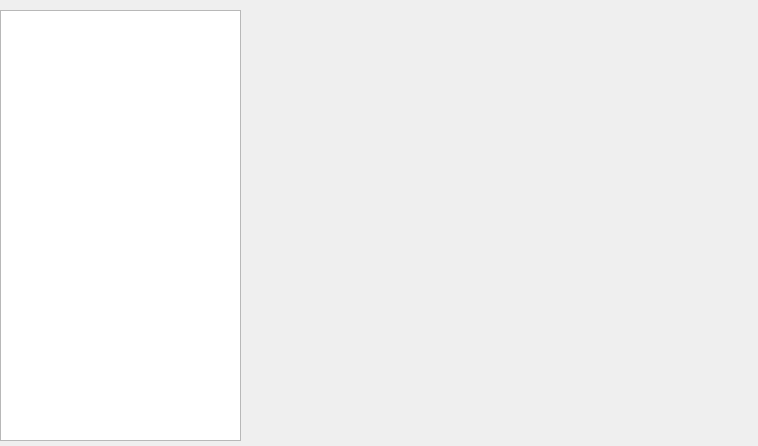
Before: the Qt Designer form ui/settings.ui in EneApp/Ene, drawn with Qt 5.
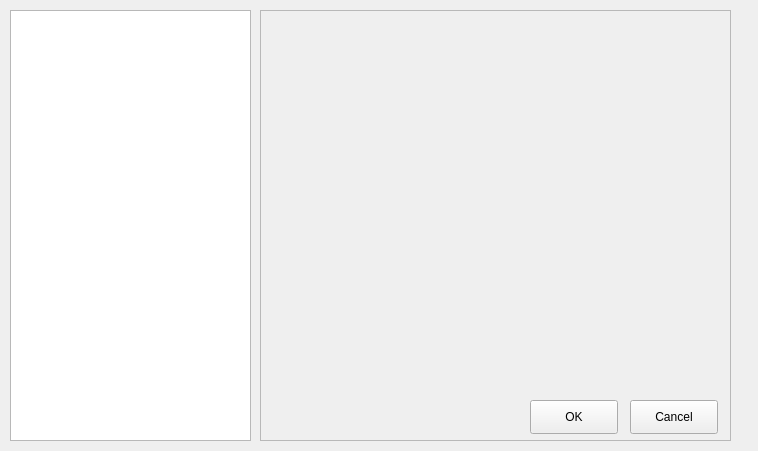
After: the same form once the commit is applied.

Commit message: make vlc rc interface wrapper

```diff
--- a/ui/settings.ui
+++ b/ui/settings.ui
@@ -7,7 +7,7 @@
     <x>0</x>
     <y>0</y>
     <width>758</width>
-    <height>446</height>
+    <height>451</height>
    </rect>
   </property>
   <property name="windowTitle">
@@ -16,13 +16,55 @@
   <widget class="QTreeView" name="treeView">
    <property name="geometry">
     <rect>
-     <x>0</x>
+     <x>10</x>
      <y>10</y>
      <width>241</width>
      <height>431</height>
     </rect>
    </property>
   </widget>
+  <widget class="QFrame" name="frame">
+   <property name="geometry">
+    <rect>
+     <x>260</x>
+     <y>10</y>
+     <width>471</width>
+     <height>431</height>
+    </rect>
+   </property>
+   <property name="frameShape">
+    <enum>QFrame::StyledPanel</enum>
+   </property>
+   <property name="frameShadow">
+    <enum>QFrame::Raised</enum>
+   </property>
+   <widget class="QPushButton" name="buttonCancel">
+    <property name="geometry">
+     <rect>
+      <x>370</x>
+      <y>390</y>
+      <width>88</width>
+      <height>34</height>
+     </rect>
+    </property>
+    <property name="text">
+     <string>Cancel</string>
+    </property>
+   </widget>
+   <widget class="QPushButton" name="buttonOK">
+    <property name="geometry">
+     <rect>
+      <x>270</x>
+      <y>390</y>
+      <width>88</width>
+      <height>34</height>
+     </rect>
+    </property>
+    <property name="text">
+     <string>OK</string>
+    </property>
+   </widget>
+  </widget>
  </widget>
  <resources/>
  <connections/>
```
The commit also changes 3 other files.
